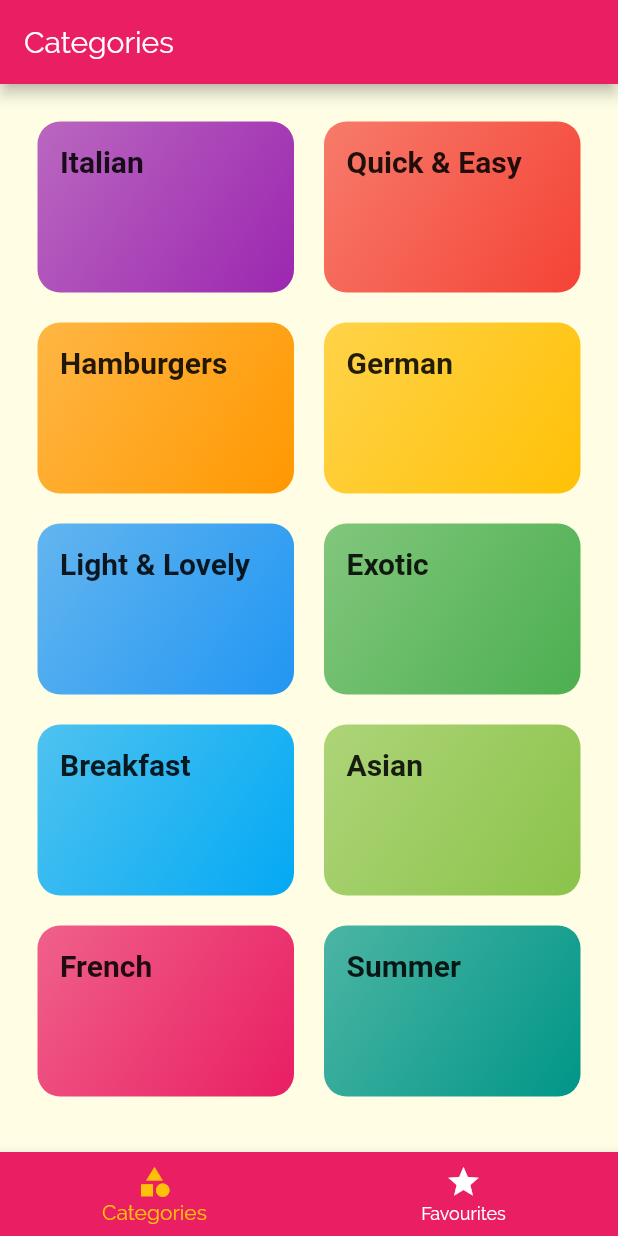
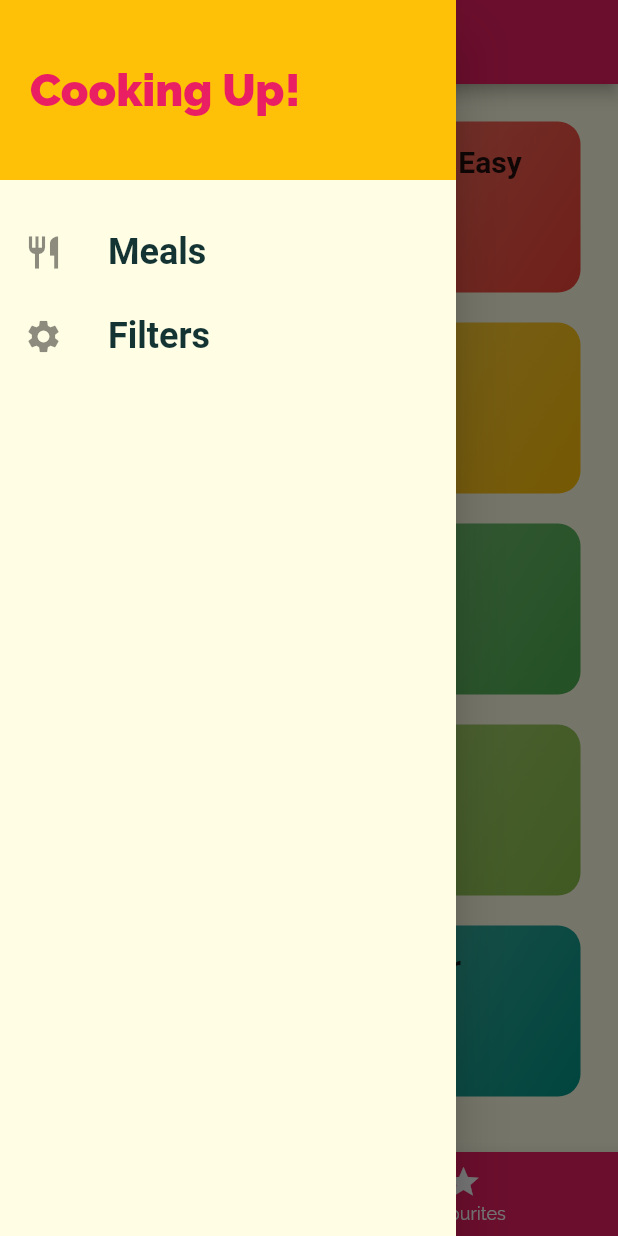
Before and after one commit to saviola44/meals_app, a Flutter app: the screen it shows after launch, with the side drawer open (before the commit the screen has no drawer), on a phone screen of 412 x 824 dp. Run offline on Flutter 3.47's test engine with Material 2 defaults, Android fonts, the phone set to English and light mode, and no system bars; Roboto replaces fonts that are missing (RobotoCondensed).

Commit message:
navigation drawer

```diff
--- a/lib/main.dart
+++ b/lib/main.dart
@@ -1,6 +1,7 @@
 import 'package:flutter/material.dart';
 import 'package:meals_app/screens/categories_screen.dart';
 import 'package:meals_app/screens/category_meals_screen.dart';
+import 'package:meals_app/screens/filters_screen.dart';
 import 'package:meals_app/screens/meal_detail_screen.dart';
 import 'package:meals_app/screens/tabs_screen.dart';
 
@@ -32,8 +33,9 @@ class MyApp extends StatelessWidget {
         '/': (ctx) => TabsScreen(),
         CategoryMealsScreen.routeName: (ctx) => CategoryMealsScreen(),
         MealDetailScreen.routeName: (ctx) => MealDetailScreen(),
+        FiltersScreen.routeName: (ctx) => FiltersScreen(),
       },
-      onGenerateRoute: (settings){
+      onGenerateRoute: (settings) {
         print(settings.arguments);
         return MaterialPageRoute(builder: (ctx) => CategoriesScreen());
       },
--- a/lib/screens/tabs_screen.dart
+++ b/lib/screens/tabs_screen.dart
@@ -1,6 +1,7 @@
 import 'package:flutter/material.dart';
 import 'package:meals_app/screens/categories_screen.dart';
 import 'package:meals_app/screens/favourites_screen.dart';
+import 'package:meals_app/widgets/main_drawer.dart';
 
 class TabsScreen extends StatefulWidget {
   @override
@@ -28,6 +29,7 @@ class _TabsScreenState extends State<TabsScreen> {
         title: Text(_pages[_selectedPageIndex]['title']),
       ),
       body: _pages[_selectedPageIndex]['page'],
+      drawer: MainDrawer(),
       bottomNavigationBar: BottomNavigationBar(
         onTap: _selectPage,
         backgroundColor: Theme.of(context).primaryColor,
--- /dev/null
+++ b/lib/widgets/main_drawer.dart
@@ -0,0 +1,63 @@
+import 'package:flutter/material.dart';
+import 'package:meals_app/screens/filters_screen.dart';
+
+class MainDrawer extends StatelessWidget {
+  Widget buildListTile(String title, IconData icon, Function tapHandler) {
+    return ListTile(
+      leading: Icon(
+        icon,
+        size: 26,
+      ),
+      title: Text(
+        title,
+        style: TextStyle(
+          fontFamily: 'RobotoCondensed',
+          fontSize: 24,
+          fontWeight: FontWeight.bold,
+        ),
+      ),
+      onTap: tapHandler,
+    );
+  }
+
+  @override
+  Widget build(BuildContext context) {
+    return Drawer(
+      child: Column(
+        children: <Widget>[
+          Container(
+            height: 120,
+            width: double.infinity,
+            padding: EdgeInsets.all(20),
+            alignment: Alignment.centerLeft,
+            color: Theme.of(context).accentColor,
+            child: Text(
+              'Cooking Up!',
+              style: TextStyle(
+                  fontWeight: FontWeight.w900,
+                  fontSize: 30,
+                  color: Theme.of(context).primaryColor),
+            ),
+          ),
+          SizedBox(
+            height: 20,
+          ),
+          buildListTile(
+            'Meals',
+            Icons.restaurant,
+            () {
+              Navigator.of(context).pushReplacementNamed('/');
+            },
+          ),
+          buildListTile(
+            'Filters',
+            Icons.settings,
+            () {
+              Navigator.of(context).pushReplacementNamed(FiltersScreen.routeName);
+            },
+          ),
+        ],
+      ),
+    );
+  }
+}
--- a/pubspec.yaml
+++ b/pubspec.yaml
@@ -14,7 +14,7 @@ description: A new Flutter application.
 version: 1.0.0+1
 
 environment:
-  sdk: ">=2.1.0 <3.0.0"
+  sdk: ">=2.2.2 <3.0.0"
 
 dependencies:
   flutter:
```
Also changed, not shown: lib/screens/category_meals_screen.dart (+50 -19 lines), lib/screens/filters_screen.dart (added, +16 -0 lines), lib/screens/meal_detail_screen.dart (+10 -1 lines), lib/widgets/meal_item.dart (+9 -1 lines), pubspec.lock, 1 other file.
